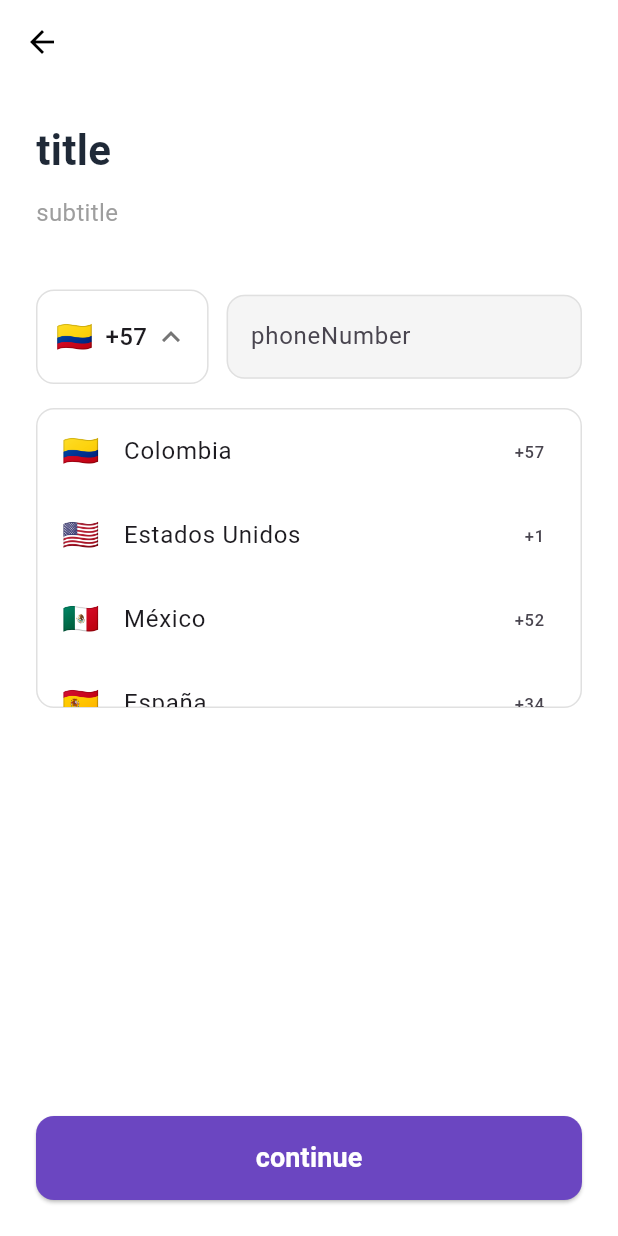
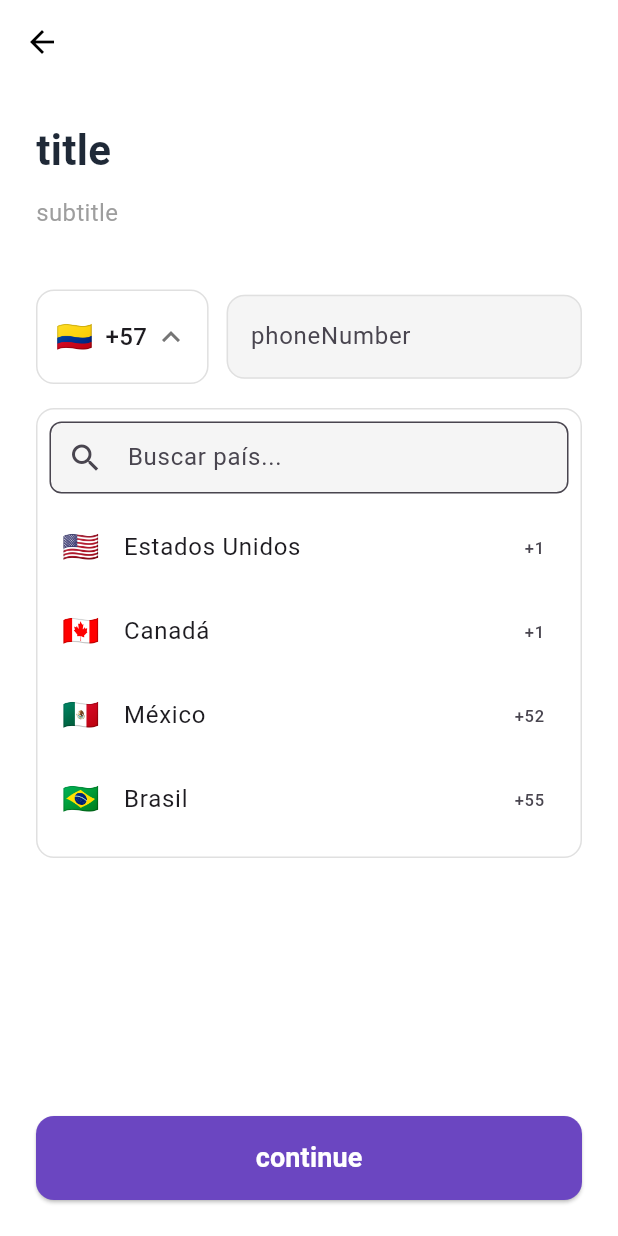
Before and after one commit to stepwinapp01/flutter-step, a Flutter app: the PhoneRegistrationScreen screen opened directly with empty values, after a tap on "🇨🇴", on a phone screen of 412 x 824 dp. Run offline on Flutter 3.47's test engine with Material 3 defaults, Android fonts, the light colour scheme and no system bars.

Commit message:
feat: add Google auth and complete country codes list - Google authentication on startup - 50+ countries with search functionality - Enhanced phone registration UX

```diff
--- a/lib/features/onboarding/phone_registration_screen.dart
+++ b/lib/features/onboarding/phone_registration_screen.dart
@@ -1,5 +1,6 @@
 import 'package:flutter/material.dart';
 import 'age_verification_screen.dart';
+import '../../shared/data/countries_data.dart';
 
 /// Pantalla de registro de teléfono con selector de código de país
 class PhoneRegistrationScreen extends StatefulWidget {
@@ -20,24 +21,9 @@
   String _selectedCountryFlag = '🇨🇴';
   bool _showCountryList = false;
 
-  // Lista de países con códigos únicos
-  final List<Map<String, String>> _countries = [
-    {'name': 'Colombia', 'code': '+57', 'flag': '🇨🇴'},
-    {'name': 'Estados Unidos', 'code': '+1', 'flag': '🇺🇸'},
-    {'name': 'México', 'code': '+52', 'flag': '🇲🇽'},
-    {'name': 'España', 'code': '+34', 'flag': '🇪🇸'},
-    {'name': 'Argentina', 'code': '+54', 'flag': '🇦🇷'},
-    {'name': 'Chile', 'code': '+56', 'flag': '🇨🇱'},
-    {'name': 'Perú', 'code': '+51', 'flag': '🇵🇪'},
-    {'name': 'Venezuela', 'code': '+58', 'flag': '🇻🇪'},
-    {'name': 'Ecuador', 'code': '+593', 'flag': '🇪🇨'},
-    {'name': 'Brasil', 'code': '+55', 'flag': '🇧🇷'},
-    {'name': 'Canadá', 'code': '+1-CA', 'flag': '🇨🇦'},
-    {'name': 'Reino Unido', 'code': '+44', 'flag': '🇬🇧'},
-    {'name': 'Francia', 'code': '+33', 'flag': '🇫🇷'},
-    {'name': 'Alemania', 'code': '+49', 'flag': '🇩🇪'},
-    {'name': 'Italia', 'code': '+39', 'flag': '🇮🇹'},
-  ];
+  List<Map<String, String>> _countries = CountriesData.countries;
+  List<Map<String, String>> _filteredCountries = CountriesData.countries;
+  final _searchController = TextEditingController();
 
   final Map<String, Map<String, String>> _translations = {
     'es': {
@@ -166,15 +152,35 @@
               if (_showCountryList) ...[
                 const SizedBox(height: 16),
                 Container(
-                  height: 200,
+                  height: 300,
                   decoration: BoxDecoration(
                     border: Border.all(color: Colors.grey.shade300),
                     borderRadius: BorderRadius.circular(12),
                   ),
+                  child: Column(
+                    children: [
+                      // Buscador
+                      Padding(
+                        padding: const EdgeInsets.all(8.0),
+                        child: TextField(
+                          controller: _searchController,
+                          decoration: InputDecoration(
+                            hintText: 'Buscar país...',
+                            prefixIcon: const Icon(Icons.search),
+                            border: OutlineInputBorder(
+                              borderRadius: BorderRadius.circular(8),
+                            ),
+                            contentPadding: const EdgeInsets.symmetric(horizontal: 12, vertical: 8),
+                          ),
+                          onChanged: _filterCountries,
+                        ),
+                      ),
+                      // Lista de países
+                      Expanded(
                         child: ListView.builder(
-                    itemCount: _countries.length,
+                          itemCount: _filteredCountries.length,
                           itemBuilder: (context, index) {
-                      final country = _countries[index];
+                            final country = _filteredCountries[index];
                             return ListTile(
                               leading: Text(country['flag']!, style: const TextStyle(fontSize: 20)),
                               title: Text(country['name']!),
@@ -187,10 +193,15 @@
                                   _selectedCountryCode = country['code']!;
                                   _selectedCountryFlag = country['flag']!;
                                   _showCountryList = false;
+                                  _searchController.clear();
+                                  _filteredCountries = _countries;
                                 });
                               },
                             );
                           },
+                        ),
+                      ),
+                    ],
                   ),
                 ),
               ],
@@ -254,9 +265,16 @@
     );
   }
 
+  void _filterCountries(String query) {
+    setState(() {
+      _filteredCountries = CountriesData.searchCountries(query);
+    });
+  }
+
   @override
   void dispose() {
     _phoneController.dispose();
+    _searchController.dispose();
     super.dispose();
   }
 }
--- a/lib/main.dart
+++ b/lib/main.dart
@@ -1,7 +1,7 @@
 import 'package:flutter/material.dart';
 import 'package:flutter_localizations/flutter_localizations.dart';
 import 'package:provider/provider.dart';
-import 'features/onboarding/splash_screen.dart';
+import 'features/auth/google_auth_screen.dart';
 import 'features/coach/providers/chat_provider.dart';
 import 'core/theme/app_theme.dart';
 import 'l10n/app_localizations.dart';
@@ -49,7 +49,7 @@
         // Configuración de debug
         debugShowCheckedModeBanner: false,
 
-        home: const SplashScreen(),
+        home: const GoogleAuthScreen(),
       ),
     );
   }
--- /dev/null
+++ b/lib/shared/data/countries_data.dart
@@ -0,0 +1,78 @@
+/// Lista completa de países con códigos telefónicos
+class CountriesData {
+  static final List<Map<String, String>> countries = [
+    // América
+    {'name': 'Estados Unidos', 'code': '+1', 'flag': '🇺🇸'},
+    {'name': 'Canadá', 'code': '+1', 'flag': '🇨🇦'},
+    {'name': 'México', 'code': '+52', 'flag': '🇲🇽'},
+    {'name': 'Brasil', 'code': '+55', 'flag': '🇧🇷'},
+    {'name': 'Argentina', 'code': '+54', 'flag': '🇦🇷'},
+    {'name': 'Chile', 'code': '+56', 'flag': '🇨🇱'},
+    {'name': 'Colombia', 'code': '+57', 'flag': '🇨🇴'},
+    {'name': 'Perú', 'code': '+51', 'flag': '🇵🇪'},
+    {'name': 'Venezuela', 'code': '+58', 'flag': '🇻🇪'},
+    {'name': 'Ecuador', 'code': '+593', 'flag': '🇪🇨'},
+    {'name': 'Uruguay', 'code': '+598', 'flag': '🇺🇾'},
+    {'name': 'Paraguay', 'code': '+595', 'flag': '🇵🇾'},
+    {'name': 'Bolivia', 'code': '+591', 'flag': '🇧🇴'},
+    {'name': 'Guatemala', 'code': '+502', 'flag': '🇬🇹'},
+    {'name': 'Costa Rica', 'code': '+506', 'flag': '🇨🇷'},
+    {'name': 'Panamá', 'code': '+507', 'flag': '🇵🇦'},
+    {'name': 'Honduras', 'code': '+504', 'flag': '🇭🇳'},
+    {'name': 'Nicaragua', 'code': '+505', 'flag': '🇳🇮'},
+    {'name': 'El Salvador', 'code': '+503', 'flag': '🇸🇻'},
+    {'name': 'República Dominicana', 'code': '+1', 'flag': '🇩🇴'},
+    {'name': 'Cuba', 'code': '+53', 'flag': '🇨🇺'},
+
+    // Europa
+    {'name': 'España', 'code': '+34', 'flag': '🇪🇸'},
+    {'name': 'Francia', 'code': '+33', 'flag': '🇫🇷'},
+    {'name': 'Reino Unido', 'code': '+44', 'flag': '🇬🇧'},
+    {'name': 'Alemania', 'code': '+49', 'flag': '🇩🇪'},
+    {'name': 'Italia', 'code': '+39', 'flag': '🇮🇹'},
+    {'name': 'Portugal', 'code': '+351', 'flag': '🇵🇹'},
+    {'name': 'Países Bajos', 'code': '+31', 'flag': '🇳🇱'},
+    {'name': 'Bélgica', 'code': '+32', 'flag': '🇧🇪'},
+    {'name': 'Suiza', 'code': '+41', 'flag': '🇨🇭'},
+    {'name': 'Austria', 'code': '+43', 'flag': '🇦🇹'},
+    {'name': 'Suecia', 'code': '+46', 'flag': '🇸🇪'},
+    {'name': 'Noruega', 'code': '+47', 'flag': '🇳🇴'},
+    {'name': 'Dinamarca', 'code': '+45', 'flag': '🇩🇰'},
+    {'name': 'Polonia', 'code': '+48', 'flag': '🇵🇱'},
+    {'name': 'Grecia', 'code': '+30', 'flag': '🇬🇷'},
+    {'name': 'Rusia', 'code': '+7', 'flag': '🇷🇺'},
+
+    // Asia
+    {'name': 'China', 'code': '+86', 'flag': '🇨🇳'},
+    {'name': 'Japón', 'code': '+81', 'flag': '🇯🇵'},
+    {'name': 'Corea del Sur', 'code': '+82', 'flag': '🇰🇷'},
+    {'name': 'India', 'code': '+91', 'flag': '🇮🇳'},
+    {'name': 'Tailandia', 'code': '+66', 'flag': '🇹🇭'},
+    {'name': 'Vietnam', 'code': '+84', 'flag': '🇻🇳'},
+    {'name': 'Filipinas', 'code': '+63', 'flag': '🇵🇭'},
+    {'name': 'Indonesia', 'code': '+62', 'flag': '🇮🇩'},
+    {'name': 'Malasia', 'code': '+60', 'flag': '🇲🇾'},
+    {'name': 'Singapur', 'code': '+65', 'flag': '🇸🇬'},
+    {'name': 'Turquía', 'code': '+90', 'flag': '🇹🇷'},
+    {'name': 'Israel', 'code': '+972', 'flag': '🇮🇱'},
+    {'name': 'Emiratos Árabes Unidos', 'code': '+971', 'flag': '🇦🇪'},
+
+    // África
+    {'name': 'Sudáfrica', 'code': '+27', 'flag': '🇿🇦'},
+    {'name': 'Nigeria', 'code': '+234', 'flag': '🇳🇬'},
+    {'name': 'Egipto', 'code': '+20', 'flag': '🇪🇬'},
+    {'name': 'Marruecos', 'code': '+212', 'flag': '🇲🇦'},
+
+    // Oceanía
+    {'name': 'Australia', 'code': '+61', 'flag': '🇦🇺'},
+    {'name': 'Nueva Zelanda', 'code': '+64', 'flag': '🇳🇿'},
+  ];
+
+  static List<Map<String, String>> searchCountries(String query) {
+    if (query.isEmpty) return countries;
+    return countries.where((country) {
+      return country['name']!.toLowerCase().contains(query.toLowerCase()) ||
+             country['code']!.contains(query);
+    }).toList();
+  }
+}
--- a/pubspec.yaml
+++ b/pubspec.yaml
@@ -14,6 +14,9 @@
   intl: ^0.20.2
   cupertino_icons: ^1.0.2
   provider: ^6.1.1
+  google_sign_in: ^6.1.5
+  firebase_auth: ^4.15.3
+  firebase_core: ^2.24.2
 
 dev_dependencies:
   flutter_test:
```
Also changed, not shown: lib/features/auth/auth_service.dart (added, +42 -0 lines), lib/features/auth/google_auth_screen.dart (+35 -12 lines), pubspec.lock. Lines whose indentation alone changed are shown as unchanged.
